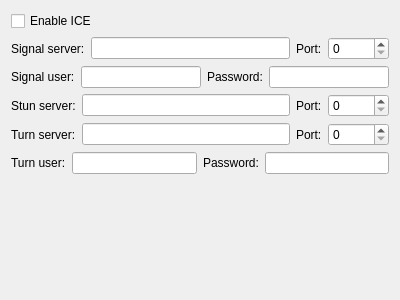
KangLin/RabbitRemoteControl, file Channel/ICE/FrmParameterICE.ui: the form before one commit.
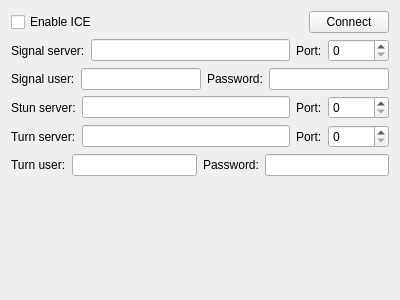
The form after the commit. Icons and pictures are not drawn.

Commit message: ICE: modify CFrmParameterICE

What changed in the file:
```diff
--- a/Channel/ICE/FrmParameterICE.ui
+++ b/Channel/ICE/FrmParameterICE.ui
@@ -15,13 +15,43 @@
   </property>
   <layout class="QGridLayout" name="gridLayout">
    <item row="0" column="0">
-    <widget class="QCheckBox" name="cbEnableICE">
-     <property name="text">
-      <string>Enable ICE</string>
-     </property>
-    </widget>
+    <layout class="QHBoxLayout" name="horizontalLayout">
+     <item>
+      <widget class="QCheckBox" name="cbEnableICE">
+       <property name="sizePolicy">
+        <sizepolicy hsizetype="Expanding" vsizetype="Fixed">
+         <horstretch>0</horstretch>
+         <verstretch>0</verstretch>
+        </sizepolicy>
+       </property>
+       <property name="text">
+        <string>Enable ICE</string>
+       </property>
+      </widget>
+     </item>
+     <item>
+      <widget class="QPushButton" name="pbConnect">
+       <property name="sizePolicy">
+        <sizepolicy hsizetype="Preferred" vsizetype="Fixed">
+         <horstretch>0</horstretch>
+         <verstretch>0</verstretch>
+        </sizepolicy>
+       </property>
+       <property name="text">
+        <string>Connect</string>
+       </property>
+       <property name="icon">
+        <iconset resource="../../App/Viewer/Resource/Resource.qrc">
+         <normaloff>:/image/Connect</normaloff>:/image/Connect</iconset>
+       </property>
+       <property name="checkable">
+        <bool>true</bool>
+       </property>
+      </widget>
+     </item>
+    </layout>
    </item>
-   <item row="1" column="0" colspan="2">
+   <item row="1" column="0">
     <layout class="QHBoxLayout" name="horizontalLayout_3">
      <item>
       <widget class="QLabel" name="label_3">
@@ -49,7 +79,7 @@
      </item>
     </layout>
    </item>
-   <item row="2" column="0" colspan="2">
+   <item row="2" column="0">
     <layout class="QHBoxLayout" name="horizontalLayout_4">
      <item>
       <widget class="QLabel" name="label_4">
@@ -73,7 +103,7 @@
      </item>
     </layout>
    </item>
-   <item row="3" column="0" colspan="2">
+   <item row="3" column="0">
     <layout class="QHBoxLayout" name="horizontalLayout_6">
      <item>
       <widget class="QLabel" name="label_6">
@@ -101,7 +131,7 @@
      </item>
     </layout>
    </item>
-   <item row="4" column="0" colspan="2">
+   <item row="4" column="0">
     <layout class="QHBoxLayout" name="horizontalLayout_5">
      <item>
       <widget class="QLabel" name="label_9">
@@ -129,7 +159,7 @@
      </item>
     </layout>
    </item>
-   <item row="5" column="0" colspan="2">
+   <item row="5" column="0">
     <layout class="QHBoxLayout" name="horizontalLayout_7">
      <item>
       <widget class="QLabel" name="label_11">
@@ -153,7 +183,7 @@
      </item>
     </layout>
    </item>
-   <item row="6" column="1">
+   <item row="6" column="0">
     <spacer name="verticalSpacer_2">
      <property name="orientation">
       <enum>Qt::Vertical</enum>
```
Left out of the diff: 5 changed lines with no effect on the pictures. The commit also changes 3 other files.
